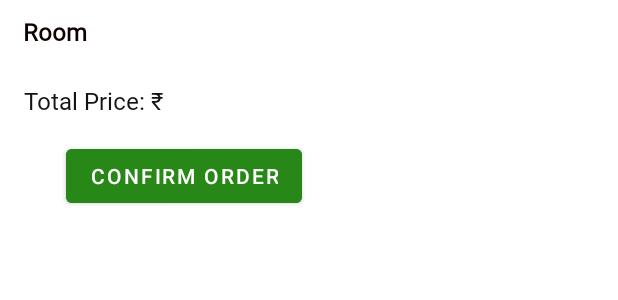
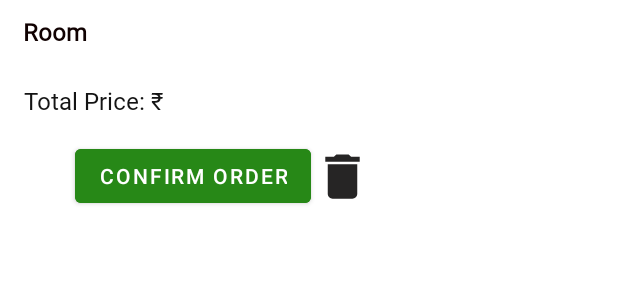
Before and after one commit to karthikdatta123/Owner-App, an Android app: the layout room_no.xml on its own in the app's theme, with its tools: preview values and no code run, on a phone screen of 412 x 824 dp. Shown: the top 300 px of the screen. Run offline under Robolectric (Android 15) with nearby library versions, the phone set to English and light mode, and no system bars.

Commit message:
Delete order

```diff
--- /dev/null
+++ b/app/src/main/res/drawable/ic_baseline_delete_24.xml
@@ -0,0 +1,5 @@
+<vector android:height="24dp" android:tint="#262525"
+    android:viewportHeight="24" android:viewportWidth="24"
+    android:width="24dp" xmlns:android="http://schemas.android.com/apk/res/android">
+    <path android:fillColor="@android:color/white" android:pathData="M6,19c0,1.1 0.9,2 2,2h8c1.1,0 2,-0.9 2,-2V7H6v12zM19,4h-3.5l-1,-1h-5l-1,1H5v2h14V4z"/>
+</vector>
--- a/app/src/main/res/layout/date.xml
+++ b/app/src/main/res/layout/date.xml
@@ -32,7 +32,7 @@
         android:layout_width="373dp"
         android:layout_height="22dp"
         android:layout_marginStart="16dp"
-        android:layout_marginTop="8dp"
+        android:layout_marginTop="16dp"
         android:fontFamily="@font/inter_fonts"
         android:textColor="#040000"
         android:textSize="16sp"
--- a/app/src/main/res/layout/room_no.xml
+++ b/app/src/main/res/layout/room_no.xml
@@ -97,6 +97,7 @@
         android:id="@+id/button2"
         android:layout_width="wrap_content"
         android:layout_height="wrap_content"
+        android:layout_marginStart="50dp"
         android:layout_marginTop="15dp"
         android:layout_marginBottom="30dp"
         android:backgroundTint="#278817"
@@ -107,8 +108,19 @@
         android:topRightRadius="8dp"
         app:iconTint="#778817"
         app:layout_constraintBottom_toBottomOf="parent"
-        app:layout_constraintEnd_toEndOf="parent"
         app:layout_constraintStart_toStartOf="parent"
         app:layout_constraintTop_toBottomOf="@+id/linearLayout2" />
 
+    <ImageView
+        android:id="@+id/Delete"
+        android:layout_width="42dp"
+        android:layout_height="39dp"
+        android:layout_marginTop="20dp"
+        android:layout_marginEnd="50dp"
+        app:layout_constraintEnd_toEndOf="parent"
+        app:layout_constraintHorizontal_bias="1.0"
+        app:layout_constraintStart_toEndOf="@+id/button2"
+        app:layout_constraintTop_toBottomOf="@+id/linearLayout2"
+        app:srcCompat="@drawable/ic_baseline_delete_24" />
+
 </androidx.constraintlayout.widget.ConstraintLayout>
```
Also changed, not shown: app/src/main/java/com/example/ownerapp/RoomAdapter.java (+34 -0 lines), app/src/main/res/layout/summary_owner.xml (+5 -4 lines).
